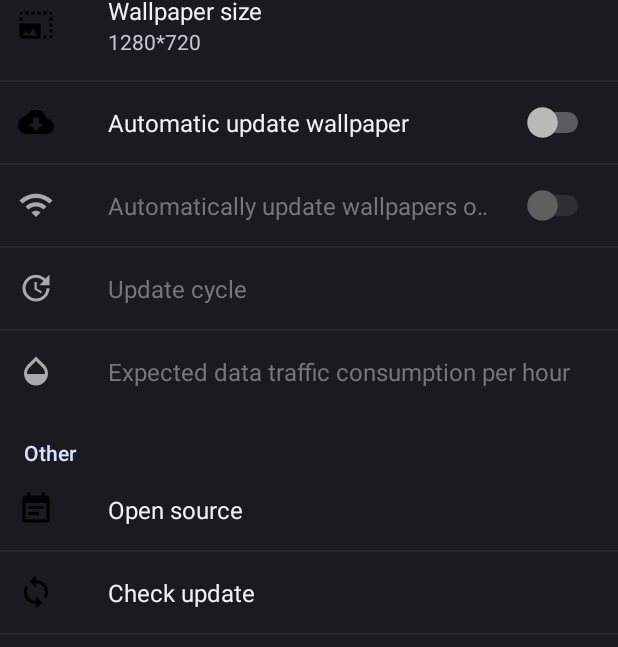
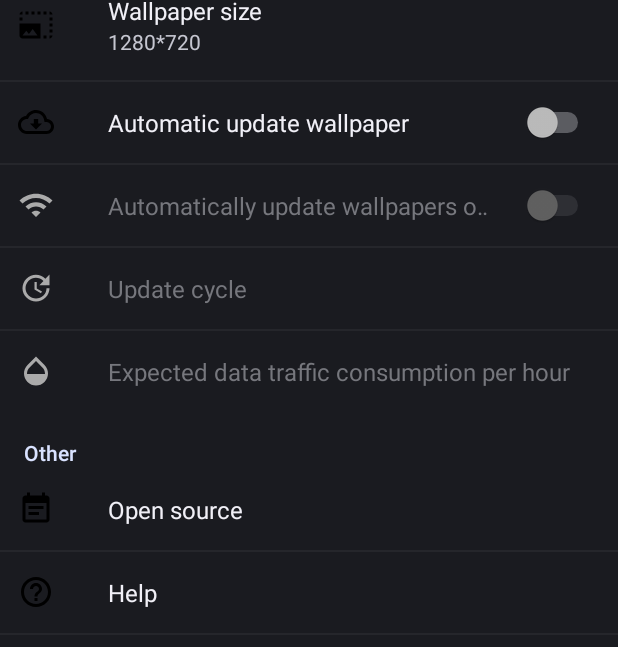
Before and after one commit to JreeyButler/EarthLive, an Android app: the Settings screen opened directly, with no data from a screen before it, on a phone screen of 412 x 824 dp. Shown: the part 281-928 px from the top of the screen. Run offline under Robolectric (Android 15) with nearby library versions, the light colour scheme and no system bars.

Commit message:
[优化]优化设置、关于界面，添加帮助界面

```diff
--- a/app/src/main/AndroidManifest.xml
+++ b/app/src/main/AndroidManifest.xml
@@ -41,6 +41,11 @@
             android:label="@string/open_source"
             android:theme="@style/Base.V7.Widget.AppCompat.Toolbar" />
 
+        <activity
+            android:name=".view.HelpActivity"
+            android:label="@string/help"
+            android:theme="@style/Base.V7.Widget.AppCompat.Toolbar" />
+
         <service android:name=".service.WallpaperService" />
 
     </application>
--- a/app/src/main/java/com/dipper/earthlive/util/Constants.java
+++ b/app/src/main/java/com/dipper/earthlive/util/Constants.java
@@ -90,6 +90,7 @@ public class Constants {
             "https://gitee.com/JreeyBulter/EarthLive",
             // Github
             "https://github.com/JreeyButler/EarthLive"};
+    public static final String FEEDBACK_EMAIL = "dipper.difference@gmail.com";
 
     public static class PictureUrl {
         public static final String JAPAN_HD_URL = "http://himawari8-dl.nict.go.jp/himawari8/img/D531106/2d/550/";
@@ -107,5 +108,6 @@ public class Constants {
         public static final String KEY_OPEN_SOURCE = "open_source";
         public static final String KEY_AUTO_UPDATE = "auto_update";
         public static final String KEY_WIFI_ONLY = "wifi_only";
+        public static final String KEY_HELP = "help";
     }
 }
--- a/app/src/main/java/com/dipper/earthlive/view/Settings.java
+++ b/app/src/main/java/com/dipper/earthlive/view/Settings.java
@@ -55,6 +55,7 @@ public class Settings extends PreferenceActivity
     private SwitchPreference mWifiOnly;
     private PreferenceScreen mDataTraffic;
     private PreferenceScreen mOpenSource;
+    private PreferenceScreen mHelp;
 
     private Context mContext;
 
@@ -109,6 +110,7 @@ public class Settings extends PreferenceActivity
         mUpdateCycle = (ListPreference) findPreference(Key.KEY_UPDATE_CYCLE);
         mDataTraffic = (PreferenceScreen) findPreference(Key.KEY_DATA_TRAFFIC);
         mOpenSource = (PreferenceScreen) findPreference(Key.KEY_OPEN_SOURCE);
+        mHelp = (PreferenceScreen) findPreference(Key.KEY_HELP);
 
         mDataFrom.setOnPreferenceChangeListener(this);
         mWallpaperSize.setOnPreferenceChangeListener(this);
@@ -120,6 +122,7 @@ public class Settings extends PreferenceActivity
         mWallpaperSize.setOnPreferenceClickListener(this);
         mUpdateCycle.setOnPreferenceClickListener(this);
         mOpenSource.setOnPreferenceClickListener(this);
+        mHelp.setOnPreferenceClickListener(this);
 
         mWifiOnly.setShouldDisableView(true);
         mUpdateCycle.setShouldDisableView(true);
@@ -271,12 +274,14 @@ public class Settings extends PreferenceActivity
                 startService(new Intent(mContext, WallpaperService.class));
             }
         } else if (Key.KEY_OPEN_SOURCE.equals(key)) {
-            mContext.startActivity(new Intent(this, OpenSourceActivity.class));
+            mContext.startActivity(new Intent(mContext, OpenSourceActivity.class));
         } else if (Key.KEY_WIFI_ONLY.equals(key)) {
             SwitchPreference switchPreference = (SwitchPreference) preference;
             boolean wifiOnly = switchPreference.isChecked();
             switchPreference.setChecked(wifiOnly);
             Tools.setBooleanSharePreference(mContext, key, wifiOnly);
+        } else if (Key.KEY_HELP.equals(key)) {
+            mContext.startActivity(new Intent(mContext, HelpActivity.class));
         }
         return false;
     }
--- a/app/src/main/res/drawable/ic_auto_update.xml
+++ b/app/src/main/res/drawable/ic_auto_update.xml
@@ -5,8 +5,9 @@
     android:viewportWidth="24"
     android:viewportHeight="24">
 
-    <path android:pathData="M0 0h24v24H0z" />
+    <path
+        android:pathData="M0 0h24v24H0V0z" />
     <path
         android:fillColor="#000000"
-        android:pathData="M19.35 10.04C18.67 6.59 15.64 4 12 4 9.11 4 6.6 5.64 5.35 8.04 2.34 8.36 0 10.91 0 14c0 3.31 2.69 6 6 6h13c2.76 0 5-2.24 5-5 0-2.64-2.05-4.78-4.65-4.96zM17 13l-5 5-5-5h3V9h4v4h3z" />
+        android:pathData="M19.35 10.04C18.67 6.59 15.64 4 12 4 9.11 4 6.6 5.64 5.35 8.04 2.34 8.36 0 10.91 0 14c0 3.31 2.69 6 6 6h13c2.76 0 5-2.24 5-5 0-2.64-2.05-4.78-4.65-4.96zM19 18H6c-2.21 0-4-1.79-4-4 0-2.05 1.53-3.76 3.56-3.97l1.07-0.11 0.5 -0.95C8.08 7.14 9.94 6 12 6c2.62 0 4.88 1.86 5.39 4.43l0.3 1.5 1.53 0.11 c1.56 0.1 2.78 1.41 2.78 2.96 0 1.65-1.35 3-3 3zm-5.55-8h-2.9v3H8l4 4 4-4h-2.55z" />
 </vector>
--- /dev/null
+++ b/app/src/main/res/drawable/ic_help.xml
@@ -0,0 +1,13 @@
+<?xml version="1.0" encoding="utf-8"?>
+<vector xmlns:android="http://schemas.android.com/apk/res/android"
+    android:width="24dp"
+    android:height="24dp"
+    android:viewportWidth="24"
+    android:viewportHeight="24">
+
+    <path
+        android:pathData="M0 0h24v24H0V0z" />
+    <path
+        android:fillColor="#000000"
+        android:pathData="M11 18h2v-2h-2v2zm1-16C6.48 2 2 6.48 2 12s4.48 10 10 10 10-4.48 10-10S17.52 2 12 2zm0 18c-4.41 0-8-3.59-8-8s3.59-8 8-8 8 3.59 8 8-3.59 8-8 8zm0-14c-2.21 0-4 1.79-4 4h2c0-1.1 0.9 -2 2-2s2 0.9 2 2c0 2-3 1.75-3 5h2c0-2.25 3-2.5 3-5 0-2.21-1.79-4-4-4z" />
+</vector>
--- a/app/src/main/res/values/dimens.xml
+++ b/app/src/main/res/values/dimens.xml
@@ -7,4 +7,5 @@
     <dimen name="size_about_title">24sp</dimen>
     <dimen name="size_renew_size">48dp</dimen>
     <dimen name="size_about_icon">64dp</dimen>
+    <dimen name="size_open_source_logo">48dp</dimen>
 </resources>
--- a/app/src/main/res/xml/settings.xml
+++ b/app/src/main/res/xml/settings.xml
@@ -46,8 +46,8 @@
             android:key="open_source"
             android:title="@string/open_source" />
         <PreferenceScreen
-            android:icon="@drawable/ic_check_update"
-            android:key="check_update"
-            android:title="@string/check_update" />
+            android:icon="@drawable/ic_help"
+            android:key="help"
+            android:title="@string/help" />
     </PreferenceCategory>
 </PreferenceScreen>
```
Also changed, not shown: app/src/main/java/com/dipper/earthlive/view/AboutActivity.java (+47 -1 lines), app/src/main/java/com/dipper/earthlive/view/HelpActivity.java (added, +48 -0 lines), app/src/main/res/layout/activity_about.xml (+25 -6 lines), app/src/main/res/layout/activity_help.xml (added, +7 -0 lines), app/src/main/res/layout/activity_open_source.xml (+4 -4 lines), app/src/main/res/values/strings.xml (+5 -2 lines), 1 other file.
